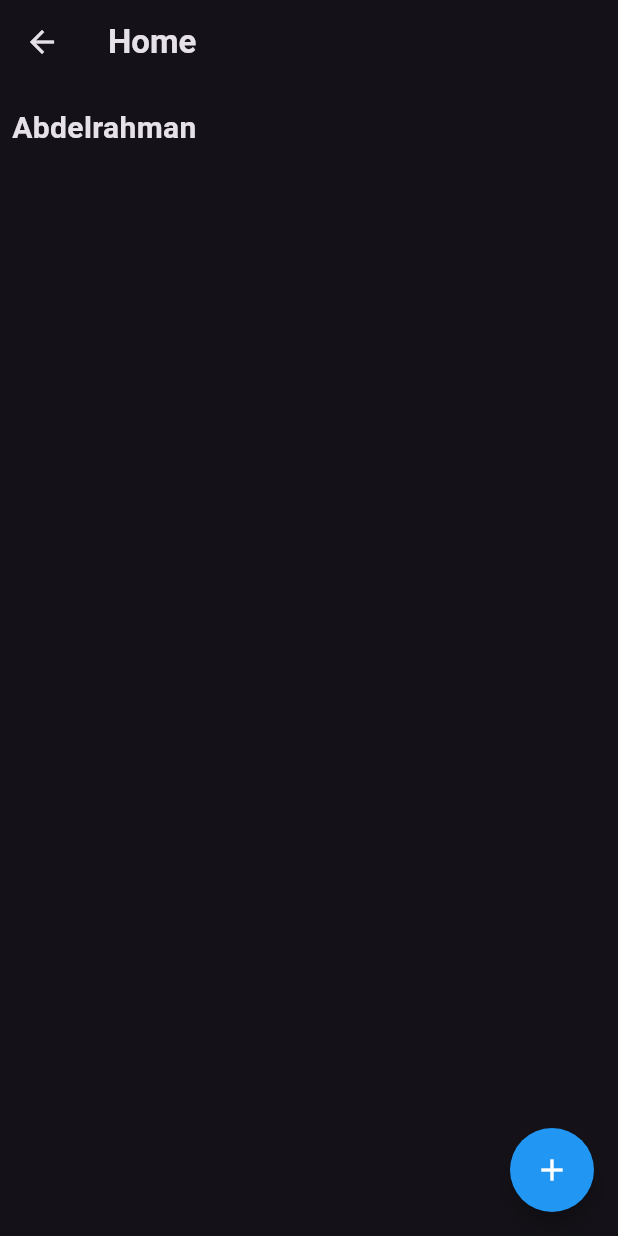
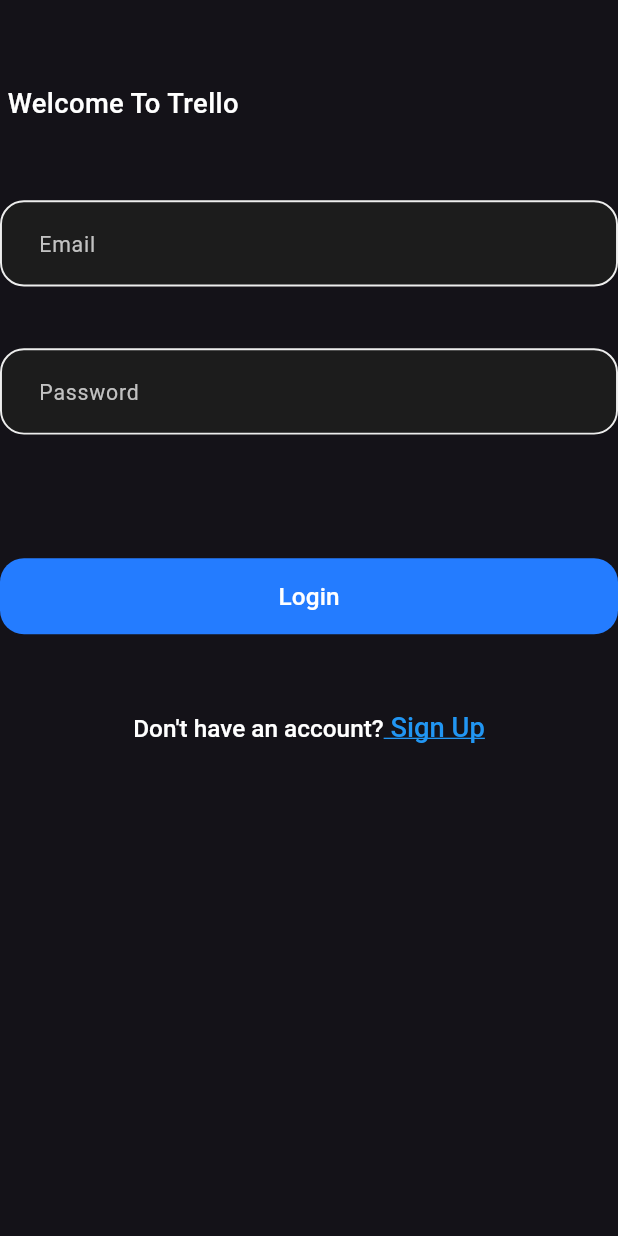
Before and after one commit to AbdelrahmanElkholy41/Trello, a Flutter app: the screen it shows after launch, on a phone screen of 412 x 824 dp. Run offline on Flutter 3.47's test engine with Material 3 defaults, Android fonts, the phone set to English and light mode, and no system bars; our stand-ins replace bloc, flutter_bloc, flutter_screenutil, supabase_flutter; accounts and stored records are empty.

Commit message:
added login_cubit.dart and login_state.dart added login_screen.dart

```diff
--- /dev/null
+++ b/lib/Feature/Auth/login_screen.dart
@@ -0,0 +1,72 @@
+import 'package:flutter/gestures.dart';
+import 'package:flutter/material.dart';
+import 'package:flutter_screenutil/flutter_screenutil.dart';
+import 'package:trello/core/helpers/spacing.dart';
+import 'package:trello/core/theming/colors.dart';
+import 'package:trello/core/widgets/coutom_text_field.dart';
+import 'package:trello/core/widgets/custom_main_button.dart';
+
+import '../../core/theming/styles.dart';
+
+class LoginScreen extends StatelessWidget {
+  const LoginScreen({super.key});
+
+  @override
+  Widget build(BuildContext context) {
+    return Scaffold(
+      appBar: AppBar(automaticallyImplyLeading: false),
+      body: Column(
+        crossAxisAlignment: CrossAxisAlignment.start,
+        children: [
+          Padding(
+            padding: const EdgeInsets.symmetric(horizontal: 5.0),
+            child: Text(
+              'Welcome To Trello',
+              style: TextStyles.font18WhiteMedium,
+            ),
+          ),
+          verticalSpace(50.h),
+          CustomTextField(
+            hintText: 'Email',
+            validator: (value) {},
+            backgroundColor: ColorsManager.trelloColor,
+          ),
+          verticalSpace(40.h),
+          CustomTextField(
+            hintText: 'Password',
+            validator: (value) {},
+            backgroundColor: ColorsManager.trelloColor,
+          ),
+          verticalSpace(80.h),
+          AppTextButton(
+            buttonText: 'Login',
+            textStyle: TextStyles.font16WhiteMedium,
+            onPressed: () {},
+          ),
+          verticalSpace(50.h),
+          Center(
+            child: RichText(
+              text: TextSpan(
+                text: 'Don\'t have an account?',
+                style: TextStyles.font16WhiteMedium,
+                children: [
+                  TextSpan(
+                    text: ' Sign Up',
+                    style: TextStyles.font18WhiteMedium.copyWith(
+                      color: Colors.blue, // خليها بلون مميز
+                      decoration: TextDecoration.underline, // خط تحتها يبين انها لينك
+                    ),
+                    recognizer: TapGestureRecognizer()
+                      ..onTap = () {
+
+                      },
+                  ),
+                ],
+              ),
+            ),
+          )
+        ],
+      ),
+    );
+  }
+}
--- a/lib/core/routing/app_router.dart
+++ b/lib/core/routing/app_router.dart
@@ -5,6 +5,7 @@
 import 'package:trello/Feature/meanu/meanu_screen.dart';
 import 'package:trello/core/routing/routes.dart';
 
+import '../../Feature/Auth/login_screen.dart';
 import '../../Feature/HomeProjects/homePage.dart';
 import '../../Feature/HomeProjects/logic/board_cubit.dart';
 import '../../Feature/add_boarder/logic/add_poard_cubit.dart';
@@ -23,12 +24,10 @@
           ),
         );
 
-      // case Routes.loginScreen:
-      //   return MaterialPageRoute(
-      //     builder: (_) => BlocProvider(
-      //         create: (context) => getIt<LoginCubit>(),
-      //         child: const LoginScreen()),
-      //   );
+      case Routes.loginScreen:
+        return MaterialPageRoute(
+          builder: (_) => const LoginScreen(),
+        );
       case Routes.addBoarderScreen:
         return MaterialPageRoute(
           builder: (_) => BlocProvider(
--- a/lib/main.dart
+++ b/lib/main.dart
@@ -2,6 +2,7 @@
 import 'package:flutter_bloc/flutter_bloc.dart';
 import 'package:supabase_flutter/supabase_flutter.dart';
 import 'package:flutter_screenutil/flutter_screenutil.dart';
+import 'package:trello/Feature/Auth/login_screen.dart';
 import 'package:trello/Feature/HomeProjects/homePage.dart';
 
 import 'Feature/HomeProjects/logic/board_cubit.dart';
@@ -36,13 +37,13 @@
       builder: (context, child) {
         return MaterialApp(
           onGenerateRoute: AppRouter().generateRoute,
-          initialRoute: Routes.homeScreen,
+          initialRoute: Routes.loginScreen,
           theme: ThemeData.dark(),
           debugShowCheckedModeBanner: false,
 
         );
       },
-      child: const Homepage(),
+     // child: const LoginScreen(),
     );
   }
 }
```
Also changed, not shown: lib/Feature/Auth/logic/login_cubit.dart (added, +43 -0 lines), lib/Feature/Auth/logic/login_state.dart (added, +21 -0 lines).
